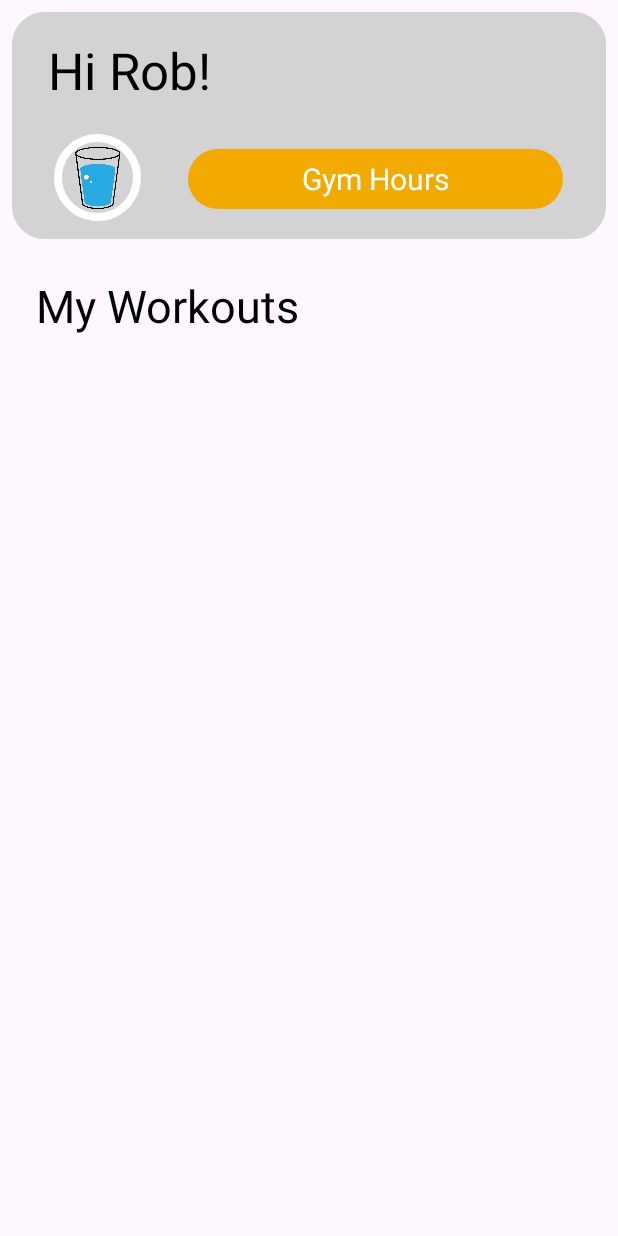
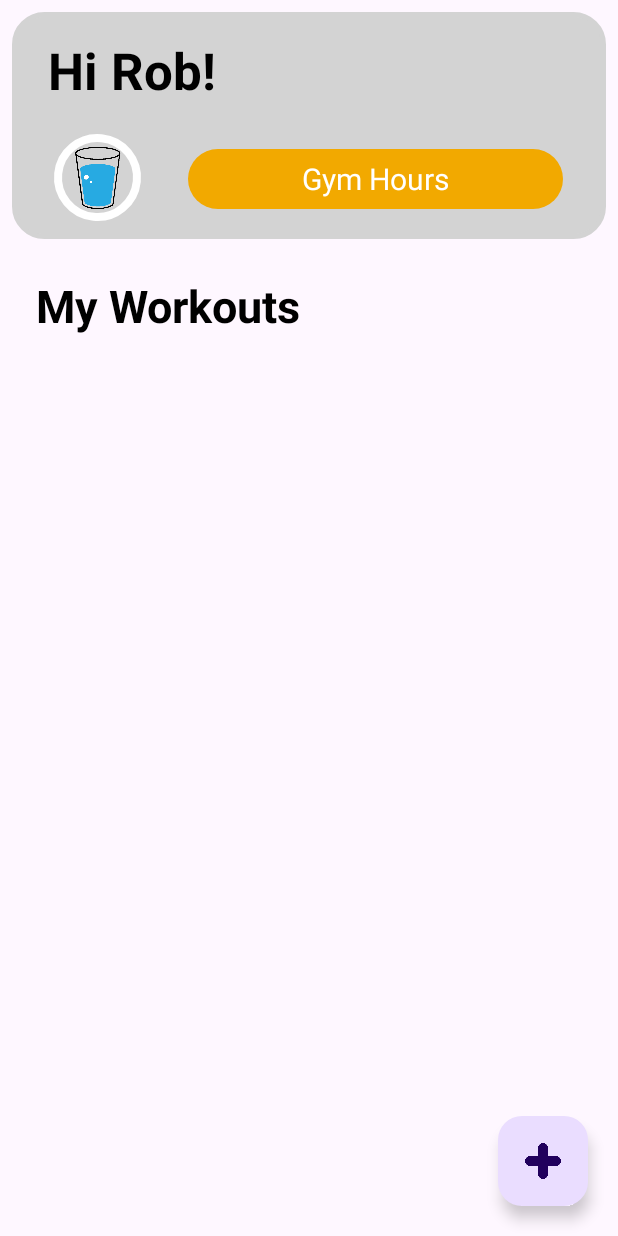
Before and after one commit to angela-gervino/BisonFit, an Android app: the layout activity_home_page.xml on its own in the app's theme, with its tools: preview values and no code run, on a phone screen of 412 x 824 dp. Run offline under Robolectric (Android 15) with nearby library versions, the phone set to English and light mode, and no system bars.

Commit message:
Added UI and (some) logic for the "+" button on the Home Page which allows users to add a new workout. A dialog box which allows users to type in the name of the new workout they are trying to create.

```diff
--- a/app/src/main/java/funkyflamingos/bisonfit/ui/MyWorkoutsListAdapter.java
+++ b/app/src/main/java/funkyflamingos/bisonfit/ui/MyWorkoutsListAdapter.java
@@ -23,6 +23,12 @@ public class MyWorkoutsListAdapter extends RecyclerView.Adapter<MyWorkoutsListAd
     public MyWorkoutsListAdapter(List<RoutineHeader> dataSet, Context parentActivity) {
         localDataSet = dataSet;
         this.parentActivity = parentActivity;
+    }
+
+    public void updateWorkoutList(List<RoutineHeader> newWorkouts)
+    {
+        localDataSet = newWorkouts;
+        notifyDataSetChanged();
     }
 
     @Override
--- a/app/src/main/res/layout/activity_home_page.xml
+++ b/app/src/main/res/layout/activity_home_page.xml
@@ -59,6 +59,7 @@
             android:layout_marginStart="24dp"
             android:layout_marginTop="16dp"
             android:text="Hi Rob!"
+            android:textStyle="bold"
             android:textColor="@color/black"
             android:textSize="34sp"
             app:layout_constraintStart_toStartOf="parent"
@@ -88,6 +89,7 @@
         android:layout_marginTop="24dp"
         android:textSize="30sp"
         android:textColor="@color/black"
+        android:textStyle="bold"
         android:text="My Workouts"
         app:layout_constraintStart_toStartOf="parent"
         app:layout_constraintTop_toBottomOf="@+id/topLayout" />
@@ -102,4 +104,19 @@
         app:layout_constraintStart_toStartOf="parent"
         app:layout_constraintTop_toBottomOf="@+id/txtMyWorkouts" />
 
+    <com.google.android.material.floatingactionbutton.FloatingActionButton
+        android:id="@+id/addWorkoutButton"
+        android:layout_width="wrap_content"
+        android:layout_height="wrap_content"
+        android:layout_marginEnd="20dp"
+        android:layout_marginBottom="20dp"
+        android:clickable="true"
+        android:scaleType="fitCenter"
+        app:fabCustomSize="60dp"
+        app:srcCompat="@drawable/add_icon"
+        app:layout_constraintBottom_toBottomOf="parent"
+        app:layout_constraintEnd_toEndOf="parent"
+        app:layout_constraintVertical_bias="0.9"
+        android:onClick="newWorkoutDialog"/>
+
 </androidx.constraintlayout.widget.ConstraintLayout>
```
Also changed, not shown: app/src/main/java/funkyflamingos/bisonfit/logic/RoutineHandler.java (+17 -1 lines), app/src/main/java/funkyflamingos/bisonfit/ui/AddWorkoutDialog.java (added, +58 -0 lines), app/src/main/java/funkyflamingos/bisonfit/ui/HomePageActivity.java (+17 -4 lines), app/src/main/res/layout/add_workout_dialog.xml (added, +13 -0 lines).
